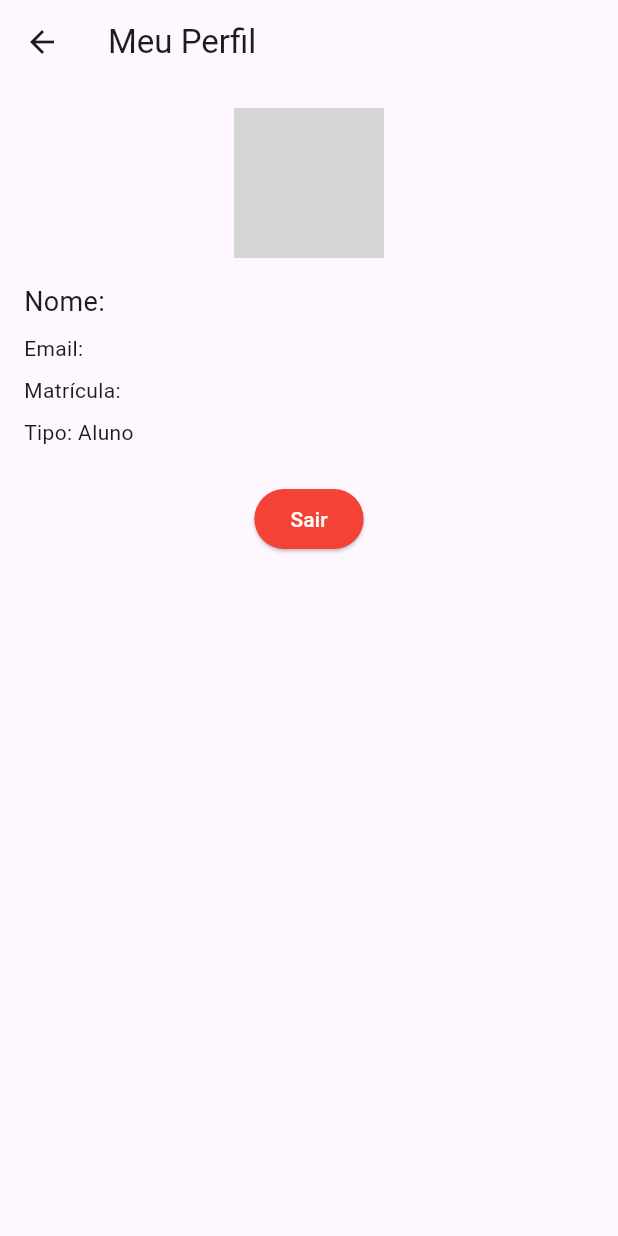
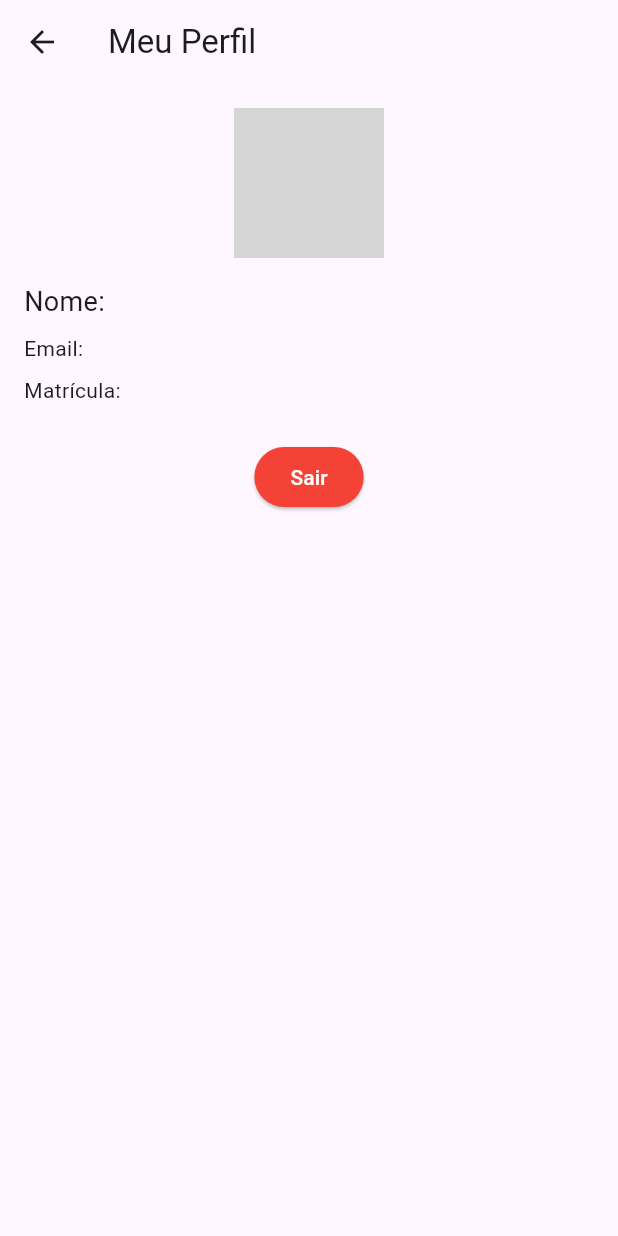
Before and after one commit to luan632/APIExt-II_Front_Gerenciador-de-Biblioteca, a Flutter app: the ProfileScreen screen opened directly, on a phone screen of 412 x 824 dp. Run offline on Flutter 3.47's test engine with Material 3 defaults, Android fonts, the phone set to English and light mode, and no system bars; our stand-ins replace firebase_analytics; accounts and stored records are empty; network calls fail; grey boxes are pictures that could not be loaded.

Commit message:
corrigindo erros login e registro

```diff
--- a/lib/shared/profile_screen.dart
+++ b/lib/shared/profile_screen.dart
@@ -1,5 +1,4 @@
 import 'package:flutter/material.dart';
-import 'package:flutter_application_1/models/user.dart';
 import 'package:flutter_application_1/services/auth_service.dart';
 import 'package:provider/provider.dart';
 
@@ -34,8 +33,6 @@ class ProfileScreen extends StatelessWidget {
             Text('Email: ${user.email}'),
             const SizedBox(height: 8),
             Text('Matrícula: ${user.registration}'),
-            const SizedBox(height: 8),
-            Text('Tipo: ${user.type == UserType.admin ? 'Administrador' : 'Aluno'}'),
             const SizedBox(height: 24),
             Center(
               child: ElevatedButton(
```
Also changed, not shown: lib/services/auth_service.dart (+1 -13 lines).
